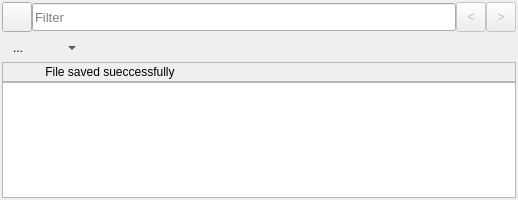
This is mainwindow.ui in hesting15/TextFilter as Qt 5 draws it before an edit. The edited form follows.
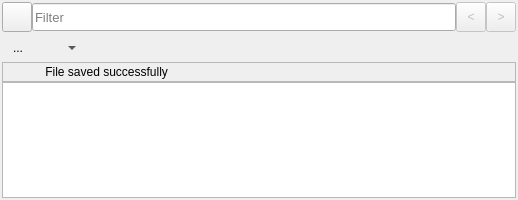
This is the edited form. Icons and pictures are not drawn. Custom widgets are drawn as their Qt base class.

The edit to the form file:
```diff
--- a/mainwindow.ui
+++ b/mainwindow.ui
@@ -665,7 +665,7 @@
           </size>
          </property>
          <property name="text">
-          <string> File saved sueccessfully</string>
+          <string> File saved successfully</string>
          </property>
         </widget>
        </widget>
```
